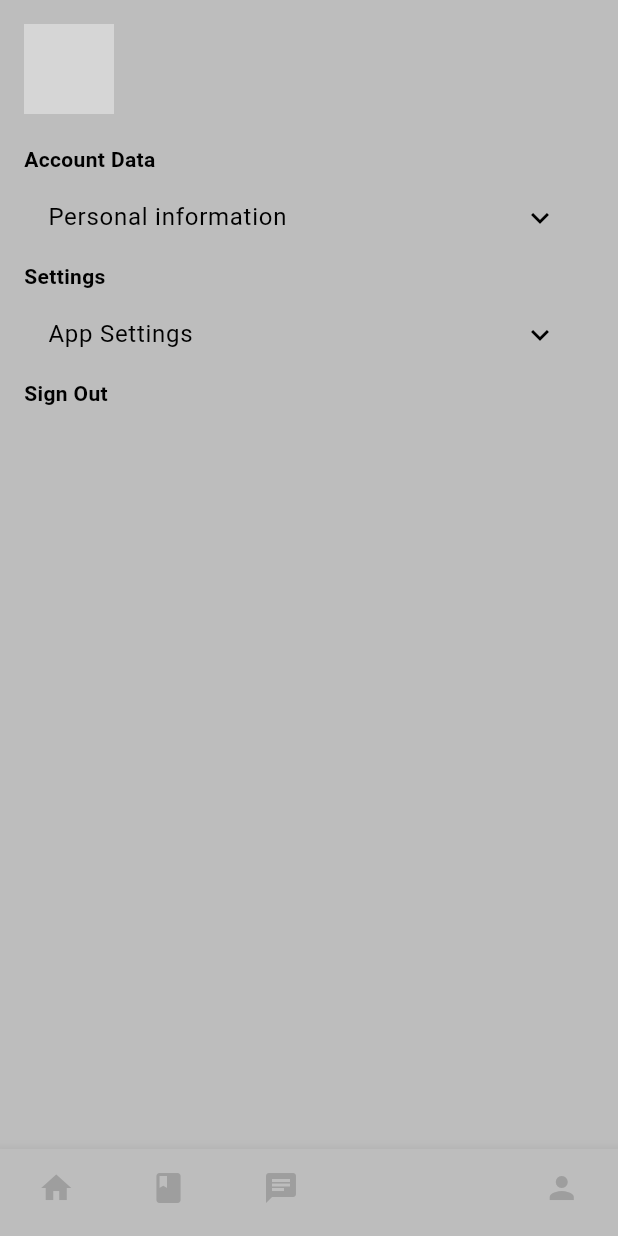
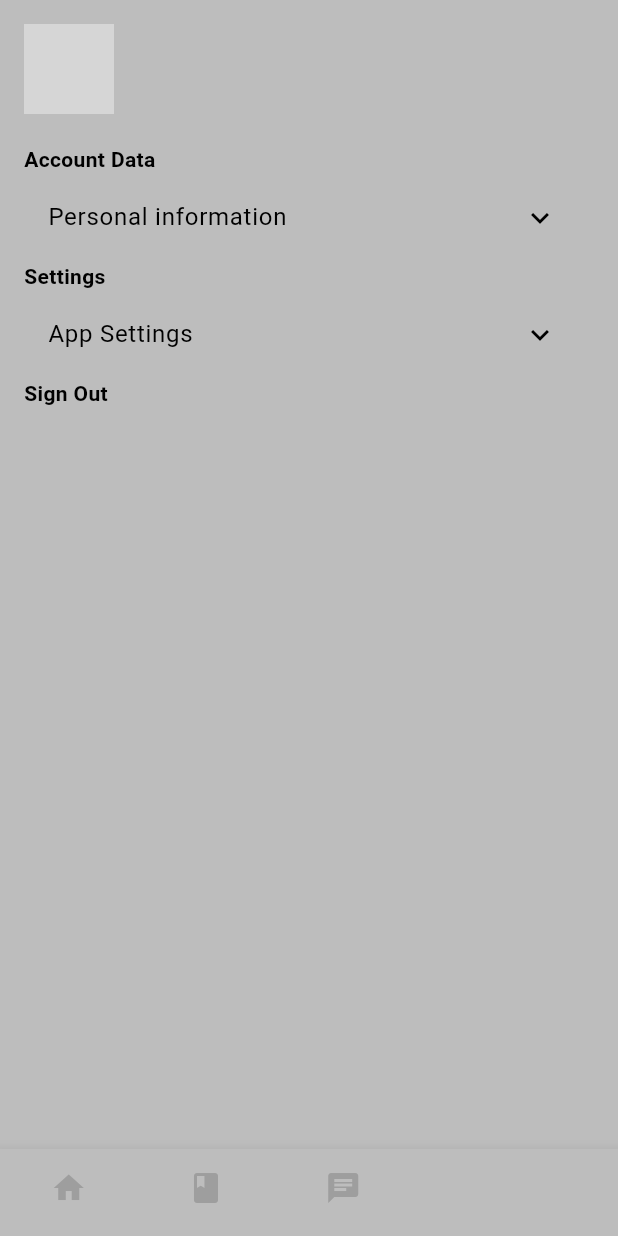
Before and after one commit to titanke/app_gemini, a Flutter app: the Menu screen opened by its route, item 4 of the bottom bar chosen, on a phone screen of 412 x 824 dp. Run offline on Flutter 3.47's test engine with Material 3 defaults, Android fonts, the phone set to English and light mode, and no system bars; our stand-ins replace carousel_slider, cloud_firestore, easy_localization, file_picker, firebase_auth, firebase_core and 9 more; missing offline and left inert: dart:ffi, langchain, langchain_community, langchain_google; accounts and stored records are empty; network calls fail; grey boxes are pictures that could not be loaded.

Commit message:
fixed firstpage bug

```diff
--- a/lib/main.dart
+++ b/lib/main.dart
@@ -120,16 +120,13 @@ class _MyHomePageState extends State<Menu> {
 
           BottomNavigationBarItem(
             icon: Icon(Icons.chat),
-            label: "Chat".tr(),
+            label: "Chat",
           ),
           BottomNavigationBarItem(
             icon: Icon(Icons.person),
             label: "Profile".tr(),
           ),
-             BottomNavigationBarItem(
-            icon: Icon(Icons.person),
-            label: "a".tr(),
-          ),
+
         ],
         unselectedItemColor: Colors.grey,
         onTap: (index) {
--- a/lib/pages/HomePage.dart
+++ b/lib/pages/HomePage.dart
@@ -41,6 +41,7 @@ class _HomepageState extends State<Homepage> {
         preferredSize: const Size.fromHeight(150),
         child: AppBar(
           backgroundColor: Colors.orange[400],
+          automaticallyImplyLeading: false,
           flexibleSpace: Center(
             child: Row(
               mainAxisAlignment: MainAxisAlignment.spaceBetween,
--- a/lib/services/Firebase_database.dart
+++ b/lib/services/Firebase_database.dart
@@ -162,7 +162,7 @@ void EditTopic(String topicId, String newName, GlobalKey<FormState> _formKey,Bui
               'url': downloadURL,
               'uploadedAt': Timestamp.now(),
             });
-
+            showToast(message: "File saved".tr());
             processedFiles++;
             onProgress(processedFiles / totalFiles);
 
--- a/lib/widgets/FirstTPage.dart
+++ b/lib/widgets/FirstTPage.dart
@@ -57,9 +57,7 @@ void _handleFileUpload() async {
       _step2Completed = true;
       _currentStep++;
       _isUploading = false;
-      ScaffoldMessenger.of(context).showSnackBar(
-         SnackBar(content: Text('file uploaded successfully').tr()),
-      );
+
     });
   } catch (e) {
     setState(() {
```
